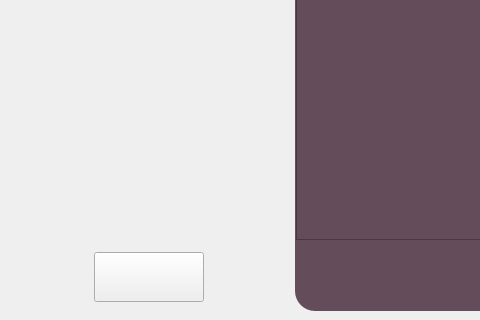
First picture: the form in CAI_PyQt/CAI_Student/UI/FormHome.ui, repository CPG19040/CPG19040, before the edit; both pictures show x 0 to 480 and y 495 to 815 of the 1360 by 815 pixel window.
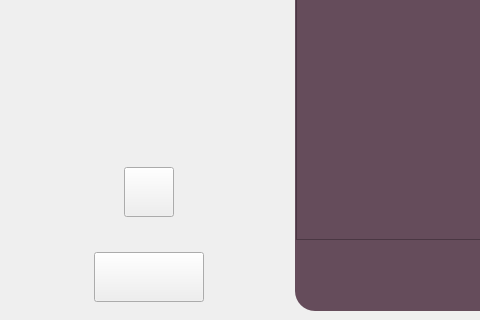
Second picture: the form after the edit. The open tabs and pages were chosen to show the change. Icons and pictures are not drawn.

Patch:
```diff
--- a/CAI_PyQt/CAI_Student/UI/FormHome.ui
+++ b/CAI_PyQt/CAI_Student/UI/FormHome.ui
@@ -608,6 +608,86 @@
             </property>
            </spacer>
           </item>
+          <item>
+           <widget class="QWidget" name="widget_8" native="true">
+            <property name="styleSheet">
+             <string notr="true"/>
+            </property>
+            <layout class="QHBoxLayout" name="horizontalLayout_9">
+             <item>
+              <spacer name="horizontalSpacer_9">
+               <property name="orientation">
+                <enum>Qt::Horizontal</enum>
+               </property>
+               <property name="sizeHint" stdset="0">
+                <size>
+                 <width>53</width>
+                 <height>20</height>
+                </size>
+               </property>
+              </spacer>
+             </item>
+             <item>
+              <widget class="QPushButton" name="btnSound">
+               <property name="minimumSize">
+                <size>
+                 <width>50</width>
+                 <height>50</height>
+                </size>
+               </property>
+               <property name="maximumSize">
+                <size>
+                 <width>50</width>
+                 <height>50</height>
+                </size>
+               </property>
+               <property name="cursor">
+                <cursorShape>PointingHandCursor</cursorShape>
+               </property>
+               <property name="toolTip">
+                <string>Background Music</string>
+               </property>
+               <property name="styleSheet">
+                <string notr="true">#btnSound {
+    border-image: url(:/Images/Images/speaker.png);
+}
+
+#btnSound:hover {
+    border-image: url(:/Images/Images/speaker_glow.png);
+}
+
+#btnSound:checked {
+    border-image: url(:/Images/Images/speaker_mute.png);
+}
+
+#btnSound:checked:hover {
+    border-image: url(:/Images/Images/speaker_mute_glow.png);
+}</string>
+               </property>
+               <property name="text">
+                <string/>
+               </property>
+               <property name="checkable">
+                <bool>true</bool>
+               </property>
+              </widget>
+             </item>
+             <item>
+              <spacer name="horizontalSpacer_10">
+               <property name="orientation">
+                <enum>Qt::Horizontal</enum>
+               </property>
+               <property name="sizeHint" stdset="0">
+                <size>
+                 <width>53</width>
+                 <height>20</height>
+                </size>
+               </property>
+              </spacer>
+             </item>
+            </layout>
+           </widget>
+          </item>
           <item>
            <widget class="QWidget" name="widget_5" native="true">
             <property name="styleSheet">
```
Left out of the diff: 12 changed lines with no effect on the pictures.
